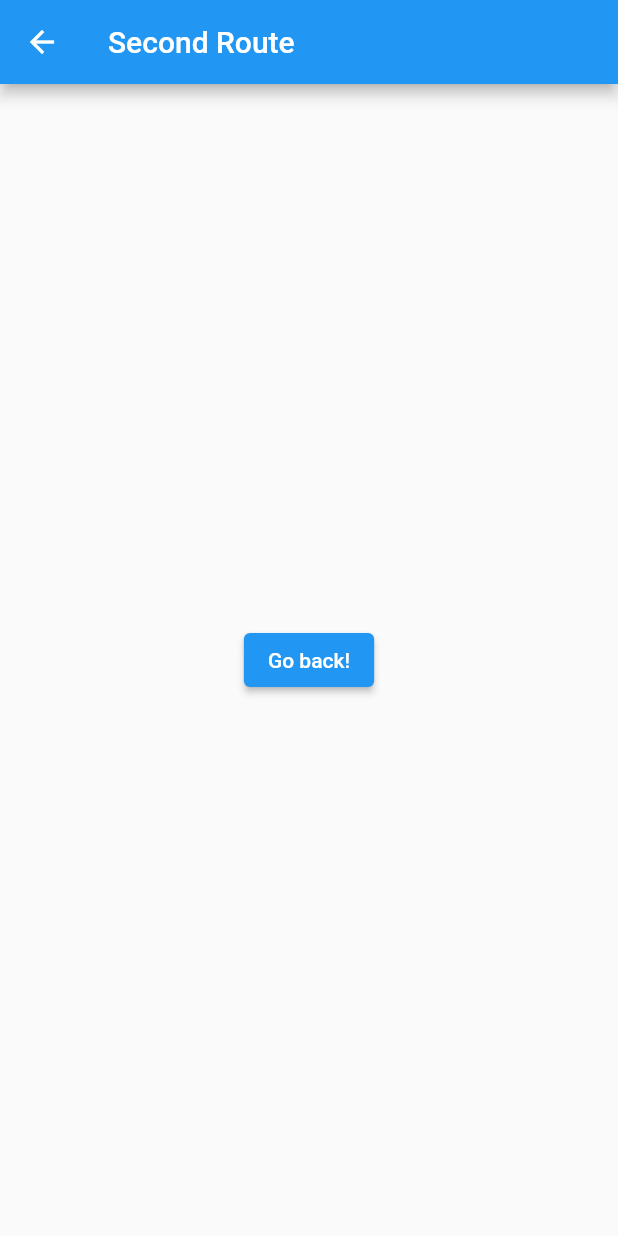
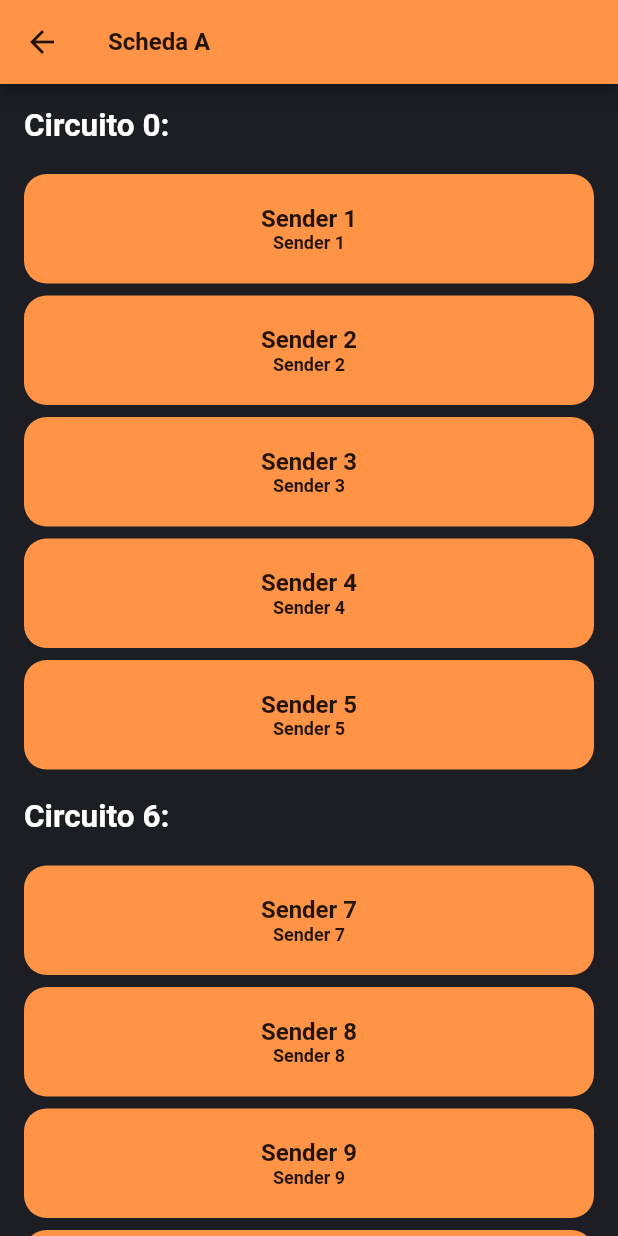
Before and after one commit to AntonioVirgone/flutter-MyCoatch, a Flutter app: the screen it shows after launch, after a tap on "Scheda A", on a phone screen of 412 x 824 dp. Run offline on Flutter 3.47's test engine with Material 2 defaults, Android fonts, the phone set to English and light mode, and no system bars.

Commit message:
add example list view and detail view

```diff
--- a/lib/main.dart
+++ b/lib/main.dart
@@ -1,8 +1,7 @@
 import 'package:flutter/material.dart';
-import 'package:my_coatch/header.dart';
-import 'package:my_coatch/other.dart';
-import 'package:my_coatch/properties.dart';
-import 'package:my_coatch/training.dart';
+import 'package:my_coatch/view/training/example_list.dart';
+import 'view/training/training_detail.dart';
+import 'view/home/home.dart';
 
 void main() {
   runApp(const MyApp());
@@ -15,19 +14,13 @@ class MyApp extends StatelessWidget {
   Widget build(BuildContext context) {
     return MaterialApp(
       debugShowCheckedModeBanner: false,
+      initialRoute: '/',
+      routes: {
+        '/training_detail': (context) => const TrainingDetail(),
+        '/example_list': (context) => ExampleList(),
+      },
       home: Builder(
-        builder: (BuildContext builderContext) => Container(
-          padding: const EdgeInsets.only(top: 50),
-          decoration: const BoxDecoration(color: bgColorAppDark),
-          child: Column(
-            mainAxisAlignment: MainAxisAlignment.start,
-            children: const [
-              HeaderSection(),
-              TrainingCardsSection(),
-              OtherCardSection(),
-            ],
-          ),
-        ),
+        builder: (BuildContext builderContext) => const Home(),
       ),
     );
   }
--- /dev/null
+++ b/lib/model/training_argument.dart
@@ -0,0 +1,9 @@
+import 'package:flutter/material.dart';
+
+class TrainingArgument {
+  final String title;
+  final String message;
+  final Color bgColor;
+
+  TrainingArgument(this.title, this.message, this.bgColor);
+}
--- a/lib/training_detail.dart
+++ /dev/null
@@ -1,22 +0,0 @@
-import 'package:flutter/material.dart';
-
-class TrainingDetail extends StatelessWidget {
-  const TrainingDetail({super.key});
-
-  @override
-  Widget build(BuildContext context) {
-    return Scaffold(
-      appBar: AppBar(
-        title: const Text('Second Route'),
-      ),
-      body: Center(
-        child: ElevatedButton(
-          onPressed: () {
-            Navigator.pop(context);
-          },
-          child: const Text('Go back!'),
-        ),
-      ),
-    );
-  }
-}
--- /dev/null
+++ b/lib/view/home/home.dart
@@ -0,0 +1,27 @@
+import 'package:flutter/material.dart';
+import 'package:my_coatch/properties.dart';
+import 'header.dart';
+import 'other.dart';
+import 'training.dart';
+
+class Home extends StatelessWidget {
+  const Home({
+    super.key,
+  });
+
+  @override
+  Widget build(BuildContext context) {
+    return Container(
+      padding: const EdgeInsets.only(top: 50),
+      decoration: const BoxDecoration(color: bgColorAppDark),
+      child: Column(
+        mainAxisAlignment: MainAxisAlignment.start,
+        children: const [
+          HeaderSection(),
+          TrainingCardsSection(),
+          OtherCardSection(),
+        ],
+      ),
+    );
+  }
+}
--- a/lib/training.dart
+++ b/lib/view/home/training.dart
@@ -1,6 +1,7 @@
 import 'package:flutter/material.dart';
 import 'package:my_coatch/properties.dart';
-import 'package:my_coatch/training_detail.dart';
+
+import '../../model/training_argument.dart';
 
 class TrainingCardsSection extends StatelessWidget {
   const TrainingCardsSection({
@@ -97,9 +98,10 @@ class TrainingCard extends StatelessWidget {
   Widget build(BuildContext context) {
     return GestureDetector(
       onTap: () {
-        Navigator.push(
+        Navigator.pushNamed(
           context,
-          MaterialPageRoute(builder: (context) => const TrainingDetail()),
+          '/example_list',
+          arguments: TrainingArgument(title, "hello world", bgColor),
         );
       },
       child: Container(
--- /dev/null
+++ b/lib/view/training/example_list.dart
@@ -0,0 +1,114 @@
+import 'package:flutter/material.dart';
+
+import '../../model/training_argument.dart';
+import '../../properties.dart';
+
+class ExampleList extends StatelessWidget {
+  final List<ListItem> items = List<ListItem>.generate(
+    18,
+    (i) => i % 6 == 0
+        ? HeadingItem('Circuito $i:')
+        : MessageItem('Sender $i', 'Message body $i'),
+  );
+
+  ExampleList({super.key});
+
+  @override
+  Widget build(BuildContext context) {
+    final args = ModalRoute.of(context)!.settings.arguments as TrainingArgument;
+
+    return Scaffold(
+      appBar: AppBar(
+        iconTheme: const IconThemeData(
+          color: Colors.black87,
+        ),
+        title: Text(
+          args.title,
+          style: const TextStyle(
+            color: Colors.black87,
+            fontSize: 16,
+            fontWeight: FontWeight.bold,
+          ),
+        ),
+        backgroundColor: args.bgColor,
+      ),
+      backgroundColor: bgColorAppDark,
+      body: ListView.builder(
+        // Let the ListView know how many items it needs to build.
+        itemCount: items.length,
+        // Provide a builder function. This is where the magic happens.
+        // Convert each item into a widget based on the type of item it is.
+        itemBuilder: (context, index) {
+          final item = items[index];
+
+          return ListTile(
+            title: item.buildContent(context, args.bgColor),
+          );
+        },
+      ),
+    );
+  }
+}
+
+/// The base class for the different types of items the list can contain.
+abstract class ListItem {
+  /// The title line to show in a list item.
+  Widget buildContent(BuildContext context, Color bgColor);
+}
+
+/// A ListItem that contains data to display a heading.
+class HeadingItem implements ListItem {
+  final String heading;
+
+  HeadingItem(this.heading);
+
+  @override
+  Widget buildContent(BuildContext context, Color bgColor) {
+    return Text(
+      heading,
+      style: const TextStyle(
+        color: Colors.white,
+        fontSize: 21,
+        fontWeight: FontWeight.bold,
+      ),
+    );
+  }
+}
+
+/// A ListItem that contains data to display a message.
+class MessageItem implements ListItem {
+  final String sender;
+  final String body;
+
+  MessageItem(this.sender, this.body);
+
+  @override
+  Widget buildContent(BuildContext context, Color bgColor) => Container(
+        alignment: Alignment.center,
+        padding: const EdgeInsets.all(20),
+        decoration: BoxDecoration(
+          borderRadius: BorderRadius.circular(15), // <= No more error here :)
+          color: bgColor,
+        ),
+        child: Column(
+          children: [
+            Text(
+              sender,
+              style: const TextStyle(
+                color: Colors.black87,
+                fontSize: 16,
+                fontWeight: FontWeight.bold,
+              ),
+            ),
+            Text(
+              sender,
+              style: const TextStyle(
+                color: Colors.black87,
+                fontSize: 12,
+                fontWeight: FontWeight.bold,
+              ),
+            ),
+          ],
+        ),
+      );
+}
--- /dev/null
+++ b/lib/view/training/training_detail.dart
@@ -0,0 +1,39 @@
+import 'package:flutter/material.dart';
+import 'package:my_coatch/properties.dart';
+
+import '../../model/training_argument.dart';
+
+class TrainingDetail extends StatelessWidget {
+  const TrainingDetail({super.key});
+
+  @override
+  Widget build(BuildContext context) {
+    final args = ModalRoute.of(context)!.settings.arguments as TrainingArgument;
+
+    return Scaffold(
+      appBar: AppBar(
+        iconTheme: const IconThemeData(
+          color: Colors.black87,
+        ),
+        title: Text(
+          args.title,
+          style: const TextStyle(
+            color: Colors.black87,
+            fontSize: 16,
+            fontWeight: FontWeight.bold,
+          ),
+        ),
+        backgroundColor: args.bgColor,
+      ),
+      backgroundColor: bgColorAppDark,
+      body: Center(
+        child: ElevatedButton(
+          onPressed: () {
+            Navigator.pop(context);
+          },
+          child: Text(args.message),
+        ),
+      ),
+    );
+  }
+}
```
Also changed, not shown: lib/view/home/header.dart (renamed from lib/header.dart), lib/view/home/other.dart (renamed from lib/other.dart), 1 other file.
